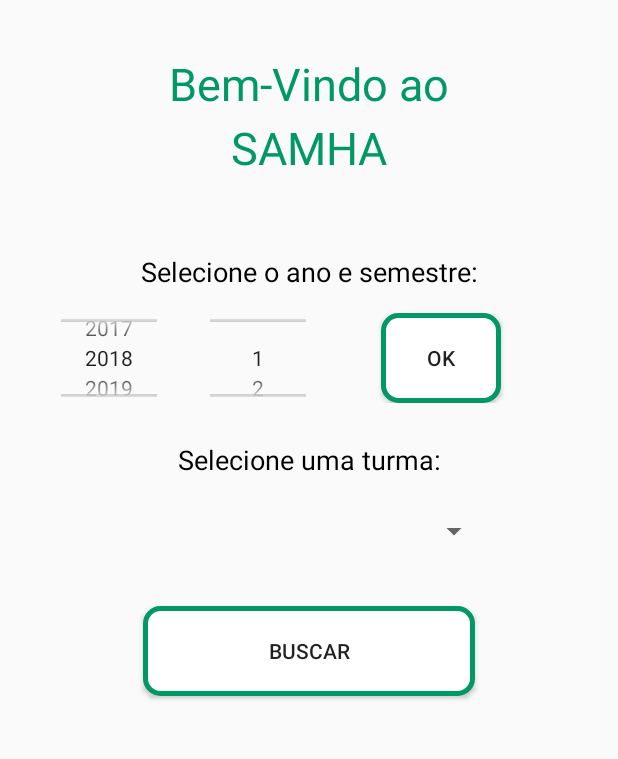
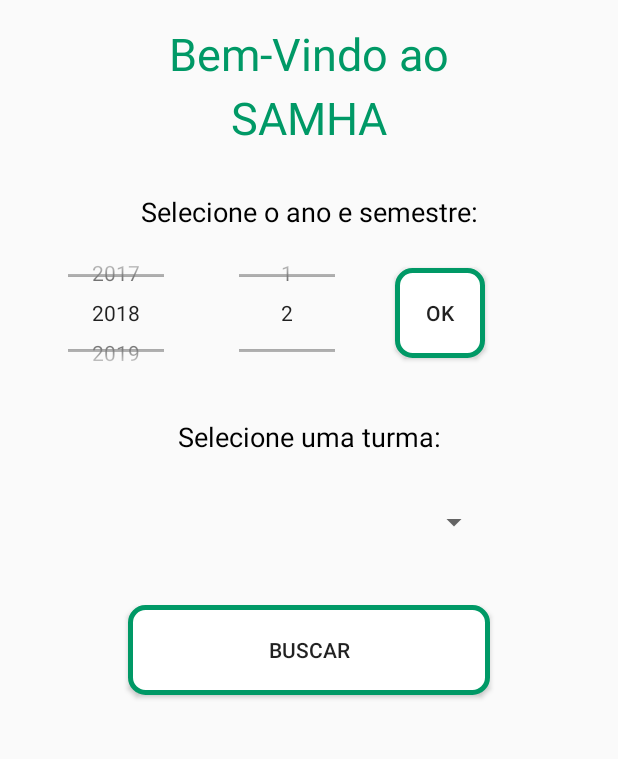
Before and after one commit to ChrysthianMoizes/SAMHAMobile, an Android app: the screen it shows after launch (TelaPrincipal), after a tap on an icon or button, on a phone screen of 412 x 824 dp, the part 84-843 px from its top. Run offline under Robolectric (Android 15) with nearby library versions, the phone set to English and light mode, and no system bars; network calls fail; 2 other taps on this screen came first.

Commit message:
Adição de Number Picker de Semestre

```diff
--- a/app/src/main/java/com/example/chrys/samhamobile/activities/TelaPrincipal.java
+++ b/app/src/main/java/com/example/chrys/samhamobile/activities/TelaPrincipal.java
@@ -12,6 +12,8 @@ import android.widget.Button;
 import android.widget.NumberPicker;
 import android.widget.ProgressBar;
 import android.widget.Spinner;
+import android.widget.Toast;
+
 import com.example.chrys.samhamobile.R;
 import com.example.chrys.samhamobile.dominio.Aula;
 import com.example.chrys.samhamobile.dominio.Turma;
@@ -44,23 +46,36 @@ public class TelaPrincipal extends AppCompatActivity {
         managerTurma = new ManagerTurma();
         getViews();
         preencherNumberPickers();
-        onClick();
+        defineEvents();
+        obterTurmas();
     }
 
     public void preencherNumberPickers(){
+
         final Calendar c = Calendar.getInstance();
         int ano = c.get(Calendar.YEAR);
+        int mes = c.get(Calendar.MONTH);
+
         numberPickerAno.setMinValue(ano - 5);
         numberPickerAno.setMaxValue(ano + 1);
         numberPickerAno.setValue(ano);
+        numberPickerAno.setWrapSelectorWheel(false);
 
         numberPickerSemestre.setMinValue(1);
         numberPickerSemestre.setMaxValue(2);
+        numberPickerSemestre.setWrapSelectorWheel(false);
+
+        if(mes > 6){
+            numberPickerSemestre.setValue(2);
+        }else{
+            numberPickerSemestre.setValue(1);
+        }
     }
 
-    public void onClick(){
+    public void defineEvents(){
 
         btnBuscar.setOnClickListener(view -> {
+
             int ano = numberPickerAno.getValue();
             int semestre = numberPickerSemestre.getValue();
             Turma turma = (Turma) spnTurmas.getSelectedItem();
@@ -77,6 +92,19 @@ public class TelaPrincipal extends AppCompatActivity {
             @Override
             public void onClick(View v) {
                 obterTurmas();
+            }
+        });
+
+        spnTurmas.setOnItemSelectedListener(new AdapterView.OnItemSelectedListener() {
+            @Override
+            public void onItemSelected(AdapterView<?> adapterView, View view, int i, long l) {
+                String item = adapterView.getItemAtPosition(i).toString();
+                Toast.makeText(adapterView.getContext(), "Turma selecionada: " + item, Toast.LENGTH_SHORT).show();
+            }
+
+            @Override
+            public void onNothingSelected(AdapterView<?> adapterView) {
+
             }
         });
 
@@ -197,8 +225,8 @@ public class TelaPrincipal extends AppCompatActivity {
         protected void identificarResposta(List<Turma> turmas){
 
             if(turmas != null){
-
-                ArrayAdapter adapter = new ArrayAdapter<>(tela, R.layout.support_simple_spinner_dropdown_item, turmas);
+                ArrayAdapter adapter = new ArrayAdapter<>(tela, android.R.layout.simple_expandable_list_item_1, android.R.id.text1, turmas);
+                //ArrayAdapter adapter = new ArrayAdapter<>(tela, R.layout.support_simple_spinner_dropdown_item, turmas);
                 spnTurmas.setAdapter(adapter);
 
                 if(turmas.isEmpty())
--- a/app/src/main/java/com/example/chrys/samhamobile/connection/HttpConnection.java
+++ b/app/src/main/java/com/example/chrys/samhamobile/connection/HttpConnection.java
@@ -13,7 +13,8 @@ public class HttpConnection {
 
     protected static int readTimeOut = 15000;
     protected static int conectTimeOut = 15000;
-    protected static String url = "http://192.168.15.41:8080/WebServiceSAMHA/Services";
+    //192.168.15.41:8080
+    protected static String url = "http://10.0.2.2:8080/WebServiceSAMHA/Services";
 
     protected static HttpURLConnection prepareConection() throws IOException {
 
--- a/app/src/main/res/layout/activity_tela_principal.xml
+++ b/app/src/main/res/layout/activity_tela_principal.xml
@@ -13,43 +13,43 @@
     <LinearLayout
         android:layout_width="match_parent"
         android:layout_height="match_parent"
-        android:layout_margin="15dp"
+        android:layout_margin="5dp"
         android:orientation="vertical">
 
         <TextView
             android:id="@+id/txtBemVindo"
             android:layout_width="match_parent"
             android:layout_height="wrap_content"
-            android:layout_marginTop="20dp"
+            android:layout_marginEnd="30dp"
             android:layout_marginStart="30dp"
-            android:layout_marginEnd="30dp"
+            android:layout_marginTop="10dp"
             android:gravity="center"
-            android:textSize="30sp"
+            android:text="@string/bem_vindo"
             android:textColor="@color/colorPrimary"
-            android:text="@string/bem_vindo" />
+            android:textSize="30sp" />
 
         <TextView
             android:id="@+id/samha"
             android:layout_width="match_parent"
             android:layout_height="wrap_content"
+            android:layout_marginEnd="30dp"
+            android:layout_marginStart="30dp"
+            android:layout_marginTop="2dp"
             android:gravity="center"
-            android:layout_marginTop="2dp"
-            android:layout_marginStart="30dp"
-            android:layout_marginEnd="30dp"
-            android:textSize="30sp"
+            android:text="SAMHA"
             android:textColor="@color/colorPrimary"
-            android:text="SAMHA" />
+            android:textSize="30sp" />
 
         <TextView
             android:id="@+id/txtAno"
             android:layout_width="match_parent"
             android:layout_height="wrap_content"
             android:layout_marginBottom="15dp"
-            android:layout_marginTop="50dp"
+            android:layout_marginTop="30dp"
             android:gravity="center"
             android:text="@string/text_selection"
-            android:textSize="18sp"
-            android:textColor="@color/color_sec"/>
+            android:textColor="@color/color_sec"
+            android:textSize="18sp" />
 
         <LinearLayout
             android:layout_width="match_parent"
@@ -58,24 +58,25 @@
             <NumberPicker
                 android:id="@+id/npAno"
                 android:layout_width="wrap_content"
-                android:layout_height="60dp"
-                android:layout_marginStart="25dp"
+                android:layout_height="80dp"
                 android:layout_marginEnd="10dp"
-                android:gravity="center"/>
+                android:layout_marginStart="40dp"/>
 
             <NumberPicker
                 android:id="@+id/npSemestre"
                 android:layout_width="wrap_content"
-                android:layout_height="60dp"
-                android:layout_marginStart="25dp"
+                android:layout_height="80dp"
                 android:layout_marginEnd="10dp"
-                android:gravity="center"/>
+                android:layout_marginStart="40dp"
+                android:gravity="center" />
 
             <Button
                 android:id="@+id/btnTurma"
-                android:layout_width="80dp"
-                android:layout_marginStart="40dp"
-                android:layout_height="match_parent"
+                android:layout_width="60dp"
+                android:layout_height="wrap_content"
+                android:layout_gravity="center"
+                android:layout_marginEnd="40dp"
+                android:layout_marginStart="30dp"
                 android:background="@drawable/ripple_rect"
                 android:text="@string/botao_ok" />
 
@@ -85,12 +86,13 @@
             android:id="@+id/txtTurmas"
             android:layout_width="match_parent"
             android:layout_height="wrap_content"
-            android:layout_marginBottom="15dp"
-            android:layout_marginTop="25dp"
+            android:layout_marginBottom="20dp"
+            android:layout_marginTop="30dp"
             android:gravity="center"
             android:text="@string/text_class"
-            android:textSize="18sp"
-            android:textColor="@color/color_sec"/>
+            android:textAppearance="?android:attr/textAppearanceLarge"
+            android:textColor="@color/color_sec"
+            android:textSize="18sp" />
 
         <LinearLayout
             android:layout_width="match_parent"
@@ -99,10 +101,9 @@
             <Spinner
                 android:id="@+id/spnTurmas"
                 android:layout_width="match_parent"
-                android:layout_height="40dp"
-                android:layout_marginStart="70dp"
-                android:layout_marginEnd="70dp"
-                />
+                android:layout_height="50dp"
+                android:layout_marginEnd="80dp"
+                android:layout_marginStart="80dp" />
         </LinearLayout>
 
         <Button
@@ -119,9 +120,8 @@
             android:id="@+id/progressBar"
             android:layout_width="match_parent"
             android:layout_height="wrap_content"
-            android:layout_marginTop="50dp"
-            android:visibility="invisible"
-            />
+            android:layout_marginTop="20dp"
+            android:visibility="invisible" />
 
 
     </LinearLayout>
--- a/app/src/main/res/layout/fragment_dialog.xml
+++ b/app/src/main/res/layout/fragment_dialog.xml
@@ -4,12 +4,12 @@
     android:layout_width="wrap_content"
     android:layout_height="wrap_content">
 
-    <!--ImageView
+    <ImageView
         android:src="@drawable/ic_logo"
         android:layout_width="match_parent"
         android:layout_height="64dp"
         android:scaleType="center"
-        android:background="@color/colorPrimary"-->
+        android:background="@color/colorPrimary"/>
 
     <TextView
         android:id="@+id/titulo"
--- a/app/src/main/res/values/colors.xml
+++ b/app/src/main/res/values/colors.xml
@@ -2,6 +2,7 @@
 <resources>
     <color name="colorPrimary">#009966</color>
     <color name="colorPrimaryDark">#008266</color>
+    <color name="colorLight">#03e398</color>
     <color name="colorAccent">#ed2a34</color>
     <color name="color_text_Blank">#FFFFFF</color>
     <color name="color_sec">#000000</color>
```
